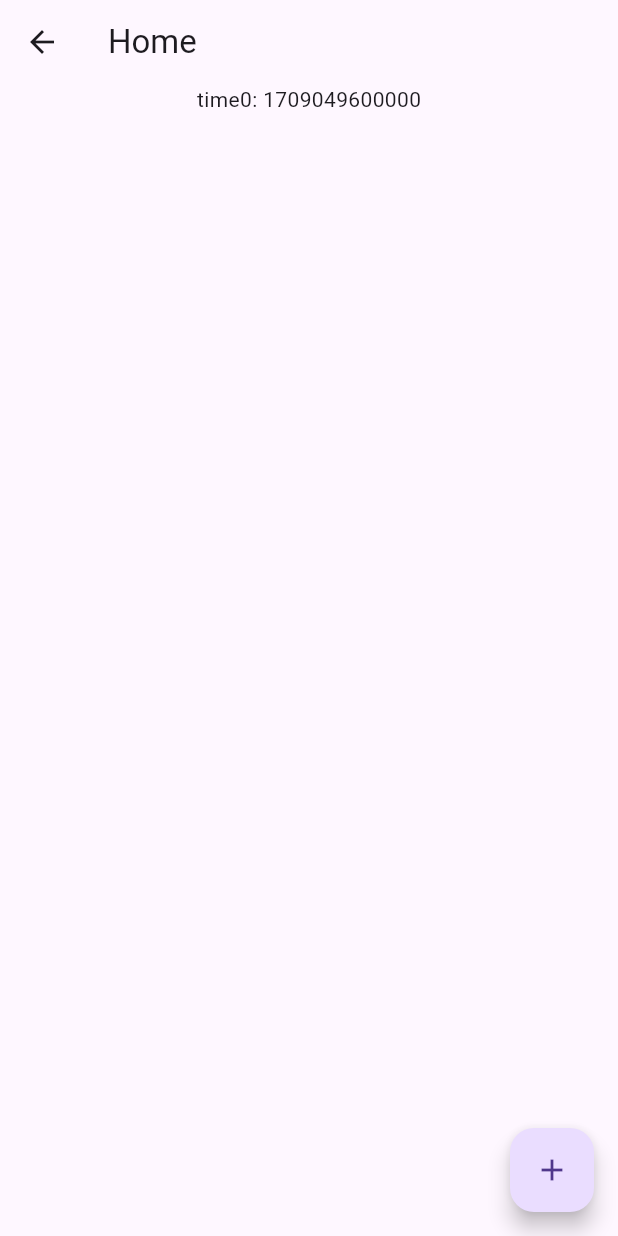
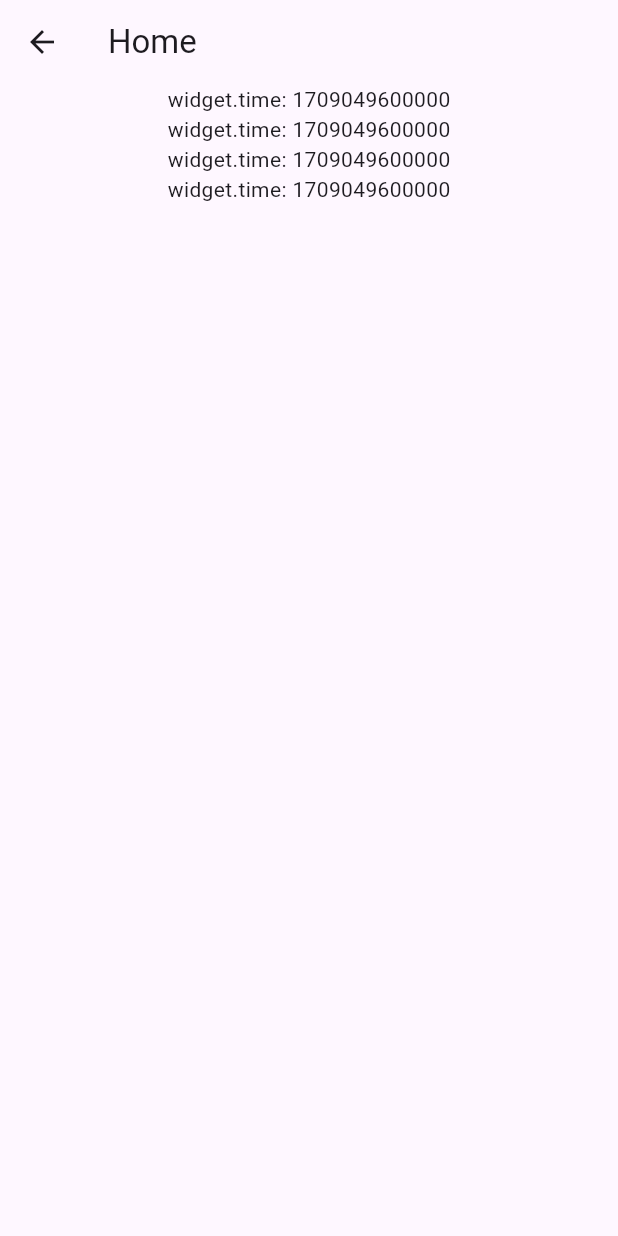
Before and after one commit to jirong0214/bug_const, a Flutter app: the screen it shows after launch, after a tap on the "add" icon, on a phone screen of 412 x 824 dp. Run offline on Flutter 3.47's test engine with Material 3 defaults, Android fonts, the light colour scheme and no system bars.

Commit message:
简化代码

```diff
--- a/lib/home_page.dart
+++ b/lib/home_page.dart
@@ -12,35 +12,19 @@ class HomePage extends StatefulWidget {
 class _HomePageState extends State<HomePage> {
 
   @override
-  void initState() {
-    super.initState();
-  }
-
-  @override
   Widget build(BuildContext context) {
-    print('time1: ${widget.time}');
     return Scaffold(
       appBar: AppBar(title: Text('Home')),
       body: Center(
         child: Column(
           children: [
-            Text('time0: ${widget.time}'),
+            Text('widget.time: ${widget.time}'),
+            Text('widget.time: ${widget.time}'),
+            Text('widget.time: ${widget.time}'),
+            Text('widget.time: ${widget.time}'),
           ],
         ),
-      ),
-
-      floatingActionButton: FloatingActionButton(
-        onPressed: () {
-          print('time2: ${widget.time}');
-          _logTime();
-        },
-        tooltip: 'Increment',
-        child: const Icon(Icons.add),
       ), //
     );
   }
-
-  void _logTime() {
-    print('time3: ${widget.time}');
-  }
 }
```
